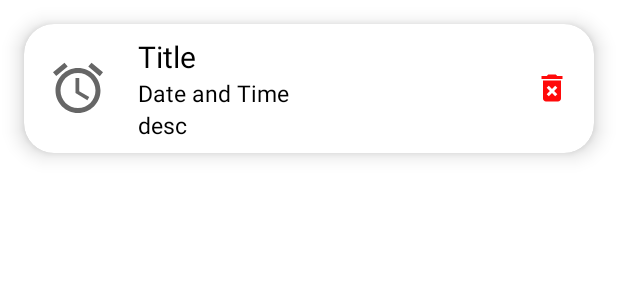
After one commit to NEIL-smtg/CareSpace, an Android app: the layout alarm_item.xml on its own in the app's theme, with its tools: preview values and no code run, on a phone screen of 412 x 824 dp. The commit adds this screen. Shown: the top 300 px of the screen. Run offline under Robolectric (Android 15) with nearby library versions, the phone set to English and light mode, and no system bars.

Commit message:
Added database to store alarm list for viewing, added delete button for alarm

```diff
--- /dev/null
+++ b/app/src/main/res/drawable/ic_delete.xml
@@ -0,0 +1,5 @@
+<vector android:height="24dp" android:tint="#FF0A0A"
+    android:viewportHeight="24" android:viewportWidth="24"
+    android:width="24dp" xmlns:android="http://schemas.android.com/apk/res/android">
+    <path android:fillColor="@android:color/white" android:pathData="M6,19c0,1.1 0.9,2 2,2h8c1.1,0 2,-0.9 2,-2L18,7L6,7v12zM8.46,11.88l1.41,-1.41L12,12.59l2.12,-2.12 1.41,1.41L13.41,14l2.12,2.12 -1.41,1.41L12,15.41l-2.12,2.12 -1.41,-1.41L10.59,14l-2.13,-2.12zM15.5,4l-1,-1h-5l-1,1L5,4v2h14L19,4z"/>
+</vector>
--- /dev/null
+++ b/app/src/main/res/layout/alarm_item.xml
@@ -0,0 +1,80 @@
+<?xml version="1.0" encoding="utf-8"?>
+<androidx.cardview.widget.CardView xmlns:android="http://schemas.android.com/apk/res/android"
+    android:layout_width="match_parent"
+    android:layout_height="86dp"
+    xmlns:app="http://schemas.android.com/apk/res-auto"
+    app:cardElevation="8dp"
+    app:cardCornerRadius="20dp"
+    android:layout_margin="16dp">
+
+    <RelativeLayout
+        android:layout_width="match_parent"
+        android:layout_height="match_parent"
+        >
+
+    <ImageView
+        android:id="@+id/thumbnail_img"
+        android:layout_width="40dp"
+        android:layout_height="40dp"
+        android:layout_marginLeft="16dp"
+        android:layout_marginRight="16dp"
+        android:layout_centerVertical="true"
+        android:src="@drawable/ic_alarm"
+        />
+
+    <LinearLayout
+        android:layout_width="match_parent"
+        android:layout_height="wrap_content"
+        android:layout_centerVertical="true"
+        android:layout_marginTop="4dp"
+        android:padding="4dp"
+        android:layout_marginBottom="4dp"
+        android:layout_toRightOf="@id/thumbnail_img"
+        android:layout_toLeftOf="@+id/alarmItem_dlt"
+        android:orientation="vertical"
+        >
+
+        <TextView
+            android:id="@+id/alarmItem_title"
+            android:layout_width="match_parent"
+            android:layout_height="wrap_content"
+            android:ellipsize="end"
+            android:maxLines="2"
+            android:text="Title"
+            android:textSize="20sp"
+            />
+
+        <TextView
+            android:id="@+id/alarmItem_time"
+            android:layout_width="match_parent"
+            android:layout_height="wrap_content"
+            android:ellipsize="marquee"
+            android:singleLine="true"
+            android:textSize="15sp"
+            android:text="Date and Time"
+            />
+
+        <TextView
+            android:id="@+id/alarmItem_desc"
+            android:layout_width="match_parent"
+            android:layout_height="wrap_content"
+            android:ellipsize="marquee"
+            android:singleLine="true"
+            android:textSize="15sp"
+            android:text="desc"
+            />
+
+    </LinearLayout>
+
+        <ImageView
+            android:id="@+id/alarmItem_dlt"
+            android:layout_width="wrap_content"
+            android:layout_height="wrap_content"
+            android:layout_alignParentRight="true"
+            android:layout_centerVertical="true"
+            android:layout_marginLeft="16dp"
+            android:layout_marginRight="16dp"
+            android:src="@drawable/ic_delete" />
+
+    </RelativeLayout>
+</androidx.cardview.widget.CardView>
--- a/app/src/main/res/layout/alarm_picker_dialog.xml
+++ b/app/src/main/res/layout/alarm_picker_dialog.xml
@@ -67,7 +67,7 @@
                 android:layout_below="@id/relayout_water_alarm"
                 android:layout_centerHorizontal="true">
 
-                <include layout="@layout/custom_alarm_card"/>
+                <include layout="@layout/custom_alarm_card" />
 
             </RelativeLayout>
 
--- a/app/src/main/res/layout/custom_alarm_card.xml
+++ b/app/src/main/res/layout/custom_alarm_card.xml
@@ -2,8 +2,8 @@
 <androidx.cardview.widget.CardView xmlns:android="http://schemas.android.com/apk/res/android"
 
     android:id="@+id/cardbtn_customAlarm"
-    android:layout_width="130dp"
-    android:layout_height="130dp"
+    android:layout_width="100dp"
+    android:layout_height="100dp"
     xmlns:app="http://schemas.android.com/apk/res-auto"
     app:cardElevation="8dp"
     app:cardCornerRadius="20dp"
@@ -20,6 +20,7 @@
             android:text="@string/custom_alarm"
             android:textSize="20sp"
             android:layout_centerInParent="true"
+            android:textAlignment="center"
             />
 
     </RelativeLayout>
--- a/app/src/main/res/layout/fragment_home.xml
+++ b/app/src/main/res/layout/fragment_home.xml
@@ -3,7 +3,8 @@
     xmlns:tools="http://schemas.android.com/tools"
     android:layout_width="match_parent"
     android:layout_height="match_parent"
-    tools:context=".MainPage.HomeFragment">
+    tools:context=".MainPage.HomeFragment"
+    >
 
     <!--nearby card -->
     <RelativeLayout
--- a/app/src/main/res/layout/fragment_sleep.xml
+++ b/app/src/main/res/layout/fragment_sleep.xml
@@ -5,7 +5,7 @@
     android:layout_height="match_parent"
     xmlns:app="http://schemas.android.com/apk/res-auto"
     tools:context=".MainPage.SleepFragment"
-    android:background="@drawable/background_gradient">
+    android:background="@drawable/background2">
 
     <RelativeLayout
         android:id="@+id/relayout_sleepfragment"
--- a/app/src/main/res/layout/medicine_alarm_card.xml
+++ b/app/src/main/res/layout/medicine_alarm_card.xml
@@ -2,8 +2,8 @@
 <androidx.cardview.widget.CardView xmlns:android="http://schemas.android.com/apk/res/android"
 
     android:id="@+id/cardbtn_medicineAlarm"
-    android:layout_width="130dp"
-    android:layout_height="130dp"
+    android:layout_width="100dp"
+    android:layout_height="100dp"
     xmlns:app="http://schemas.android.com/apk/res-auto"
     app:cardElevation="8dp"
     app:cardCornerRadius="20dp"
--- a/app/src/main/res/values-night/themes.xml
+++ b/app/src/main/res/values-night/themes.xml
@@ -12,5 +12,6 @@
         <!-- Status bar color. -->
         <item name="android:statusBarColor" tools:targetApi="l">?attr/colorPrimaryVariant</item>
         <!-- Customize your theme here. -->
+        <item name="android:textColor">@color/white</item>
     </style>
 </resources>
--- a/app/src/main/res/values/themes.xml
+++ b/app/src/main/res/values/themes.xml
@@ -12,5 +12,6 @@
         <!-- Status bar color. -->
         <item name="android:statusBarColor" tools:targetApi="l">?attr/colorPrimaryVariant</item>
         <!-- Customize your theme here. -->
+        <item name="android:textColor">@color/black</item>
     </style>
 </resources>
```
Also changed, not shown: app/src/main/java/com/example/carespace/TimerAlarm/Alarm.java (+110 -3 lines), app/src/main/java/com/example/carespace/TimerAlarm/AlarmDatabaseHelper.java (added, +101 -0 lines), app/src/main/java/com/example/carespace/TimerAlarm/AlarmListAdapter.java (added, +107 -0 lines), app/src/main/res/layout/activity_alarm.xml (added, +70 -0 lines), app/src/main/res/layout/activity_timer_alarm.xml (deleted, +0 -64 lines), app/src/main/res/layout/water_alarm_card.xml (+5 -3 lines), 3 other files.
